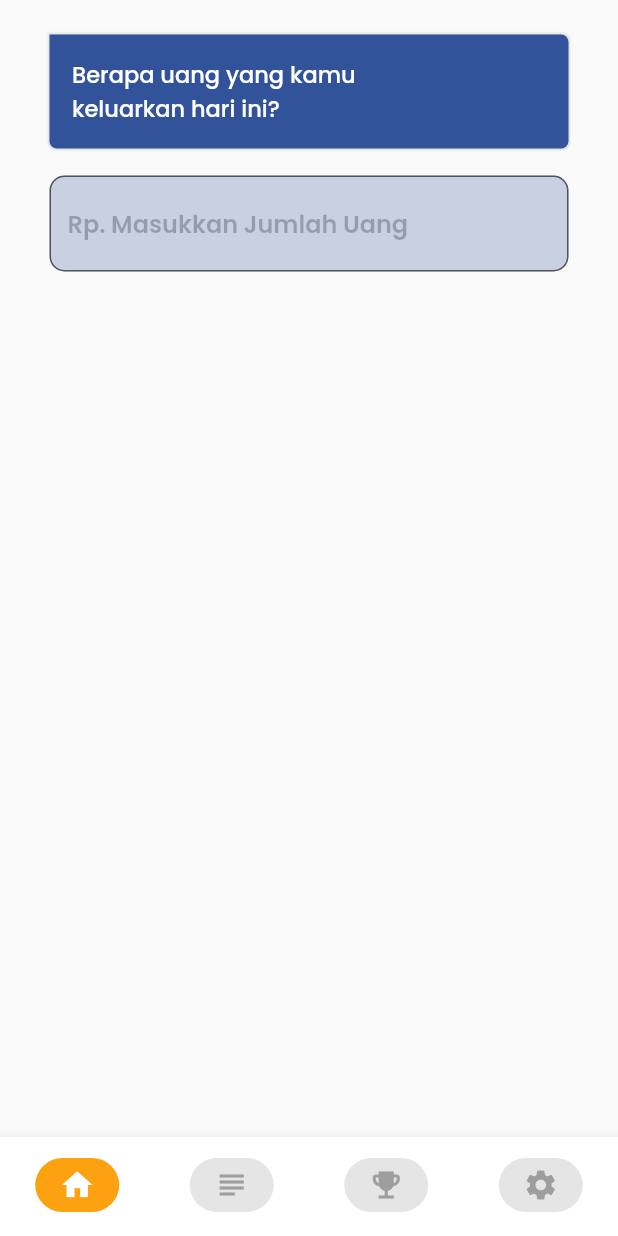
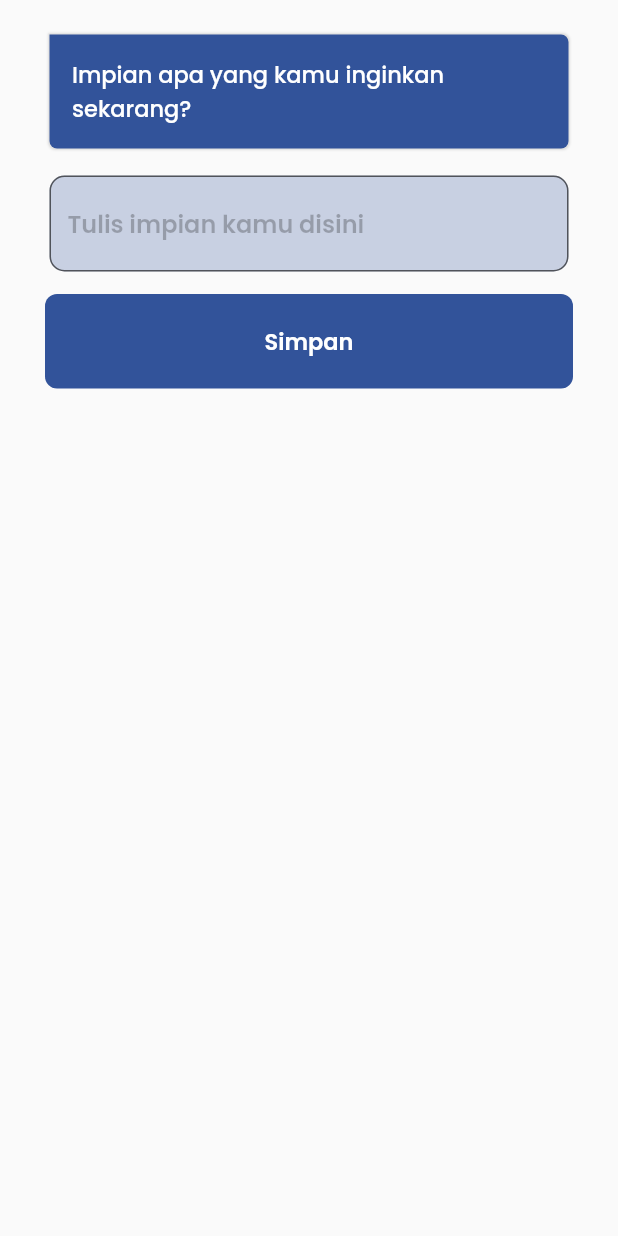
Before and after one commit to scys12/mobile-unity, a Flutter app: the screen it shows after launch, on a phone screen of 412 x 824 dp. Run offline on Flutter 3.47's test engine with Material 2 defaults, Android fonts, the phone set to English and light mode, and no system bars; our stand-ins replace cloud_firestore, firebase_auth, firebase_core, fl_chart, flare_flutter, flutter_datetime_picker and 2 more; accounts and stored records are empty.

Commit message:
add impian page

```diff
--- a/lib/main.dart
+++ b/lib/main.dart
@@ -8,8 +8,7 @@ import 'package:mobile_unity/src/pages/auth/authenticate.dart';
 import 'package:mobile_unity/src/pages/auth/otp.dart';
 import 'package:mobile_unity/src/pages/auth/sign_phone.dart';
 import 'package:mobile_unity/src/pages/kid/dashboard.dart';
-import 'package:mobile_unity/src/pages/kid/kid_task.dart';
-import 'package:mobile_unity/src/pages/kid/wrapper.dart';
+import 'package:mobile_unity/src/pages/kid/dream.dart';
 import 'package:mobile_unity/src/pages/parent/add_child.dart';
 import 'package:mobile_unity/src/pages/parent/change_profile.dart';
 import 'package:mobile_unity/src/pages/parent/detail_task.dart';
@@ -24,8 +23,6 @@ import 'package:mobile_unity/src/provider/child_provider.dart';
 import 'package:mobile_unity/src/provider/task_provider.dart';
 import 'package:mobile_unity/src/provider/wish_provider.dart';
 import 'package:mobile_unity/src/services/auth.dart';
-import 'package:mobile_unity/src/services/child_database.dart';
-import 'package:mobile_unity/src/services/task_database.dart';
 import 'package:provider/provider.dart';
 
 void main() async {
@@ -67,7 +64,7 @@ class MyApp extends StatelessWidget {
                 ),
               ],
               child: MaterialApp(
-                home: WrapperChildren(),
+                home: Dream(),
                 routes: {
                   '/authenticate': (context) => Authenticate(),
                   '/welcome': (context) => Wrapper(),
--- /dev/null
+++ b/lib/src/pages/kid/dream.dart
@@ -0,0 +1,234 @@
+import 'package:flutter/material.dart';
+import 'package:flutter/widgets.dart';
+import 'package:mobile_unity/src/pages/kid/components/bubble.dart';
+import 'package:mobile_unity/src/shared/constants.dart';
+
+class Dream extends StatefulWidget {
+  @override
+  State<StatefulWidget> createState() {
+    return _State();
+  }
+}
+
+class _State extends State<Dream> {
+  final _amountController = TextEditingController();
+  final _hargaImpianController = TextEditingController();
+  final _descriptionController = TextEditingController();
+
+  var _amount = "";
+  var _hargaImpian = "";
+  var _dropDownValue;
+  var _dropDownState = "";
+  var _detail = "";
+
+  @override
+  Widget build(BuildContext context) {
+    return Scaffold(
+      body: Container(
+        margin: EdgeInsets.only(left: 30, right: 30, top: 20),
+        child: Center(
+          child: Column(
+            crossAxisAlignment: CrossAxisAlignment.center,
+            children: [
+              Bubble(
+                message: "Impian apa yang kamu inginkan sekarang?",
+              ),
+              Container(
+                margin: EdgeInsets.fromLTRB(3, 15, 3, 15),
+                child: TextField(
+                  onChanged: (text) {
+                    setState(() {
+                      _amount = text;
+                    });
+                  },
+                  controller: _amountController,
+                  decoration: InputDecoration(
+                      filled: true,
+                      fillColor: filledTextField,
+                      hintText: "Tulis impian kamu disini",
+                      hintStyle: TextStyle(
+                        color: textFieldColor,
+                        fontFamily: 'Poppins',
+                        fontWeight: FontWeight.w600,
+                      ),
+                      border: OutlineInputBorder(
+                        borderSide: BorderSide(
+                          color: Colors.red, //this has no effect
+                        ),
+                        borderRadius: BorderRadius.circular(10.0),
+                      )),
+                ),
+              ),
+              (_amount != "")
+                  ? Bubble(
+                      message: "Berapa harga impianmu?",
+                    )
+                  : Container(),
+              (_amount != "")
+                  ? Container(
+                      margin: EdgeInsets.fromLTRB(3, 15, 3, 15),
+                      child: TextField(
+                        onChanged: (text) {
+                          setState(() {
+                            _hargaImpian = text;
+                          });
+                        },
+                        controller: _hargaImpianController,
+                        decoration: InputDecoration(
+                            filled: true,
+                            fillColor: filledTextField,
+                            hintText: "Masukkan harga impianmu",
+                            hintStyle: TextStyle(
+                              color: textFieldColor,
+                              fontFamily: 'Poppins',
+                              fontWeight: FontWeight.w600,
+                            ),
+                            border: OutlineInputBorder(
+                              borderSide: BorderSide(
+                                color: Colors.red, //this has no effect
+                              ),
+                              borderRadius: BorderRadius.circular(10.0),
+                            )),
+                      ),
+                    )
+                  : Container(),
+              (_hargaImpian != "")
+                  ? Bubble(
+                      message: "Sesering apa kamu ingin menabung?",
+                    )
+                  : Container(),
+              (_hargaImpian != "")
+                  ? Container(
+                      margin: EdgeInsets.only(top: 15, bottom: 15),
+                      child: InputDecorator(
+                        decoration: InputDecoration(
+                            border: OutlineInputBorder(gapPadding: 0)),
+                        child: DropdownButtonHideUnderline(
+                          child: DropdownButton(
+                            isExpanded: true,
+                            items: <String>['A', 'B', 'C', 'D']
+                                .map((String value) {
+                              return new DropdownMenuItem<String>(
+                                value: value,
+                                child: new Text(value),
+                              );
+                            }).toList(),
+                            value: _dropDownValue,
+                            onChanged: (value) {
+                              setState(() {
+                                _dropDownState = value;
+                              });
+                            },
+                            hint: Text("Pilih salah satu"),
+                          ),
+                        ),
+                      ),
+                    )
+                  : Container(),
+              (_dropDownState != "")
+                  ? Bubble(
+                      message:
+                          "Berapa yang yang akan kamu tabung setiap (pilihan)?",
+                    )
+                  : Container(),
+              (_dropDownState != "")
+                  ? Container(
+                      margin: EdgeInsets.only(top: 15),
+                      child: Column(
+                        children: [
+                          Row(
+                            mainAxisAlignment: MainAxisAlignment.spaceBetween,
+                            children: [
+                              Text(
+                                "Total",
+                                style: TextStyle(
+                                  color: Colors.black,
+                                  fontFamily: 'Poppins',
+                                  fontSize: 15,
+                                  fontWeight: FontWeight.w600,
+                                ),
+                              ),
+                              Text(
+                                "Rp. 100.000",
+                                style: TextStyle(
+                                  color: Colors.black,
+                                  fontFamily: 'Poppins',
+                                  fontSize: 15,
+                                  fontWeight: FontWeight.w600,
+                                ),
+                              )
+                            ],
+                          ),
+                          Container(
+                            margin: EdgeInsets.fromLTRB(3, 15, 3, 15),
+                            child: TextField(
+                              controller: _descriptionController,
+                              onChanged: (text) {
+                                setState(() {
+                                  _detail = text;
+                                });
+                              },
+                              decoration: InputDecoration(
+                                  filled: true,
+                                  fillColor: filledTextField,
+                                  hintText: "Masukkan detail",
+                                  hintStyle: TextStyle(
+                                    color: textFieldColor,
+                                    fontFamily: 'Poppins',
+                                    fontWeight: FontWeight.w600,
+                                  ),
+                                  border: OutlineInputBorder(
+                                    borderSide: BorderSide(
+                                      color: Colors.red, //this has no effect
+                                    ),
+                                    borderRadius: BorderRadius.circular(10.0),
+                                  )),
+                            ),
+                          )
+                        ],
+                      ),
+                    )
+                  : Container(),
+              (_detail == "")
+                  ? ElevatedButton(
+                      onPressed: () {},
+                      style: ButtonStyle(
+                        padding: MaterialStateProperty.all<EdgeInsetsGeometry>(
+                          EdgeInsets.symmetric(
+                              horizontal: 20.0, vertical: 10.0),
+                        ),
+                        shape:
+                            MaterialStateProperty.all<RoundedRectangleBorder>(
+                          RoundedRectangleBorder(
+                              borderRadius: BorderRadius.circular(8.0)),
+                        ),
+                        elevation: MaterialStateProperty.all<double>(0.0),
+                        backgroundColor:
+                            MaterialStateProperty.all<Color>(secondaryColor),
+                      ),
+                      child: Container(
+                        margin: EdgeInsets.all(10),
+                        child: Row(
+                          mainAxisSize: MainAxisSize.max,
+                          mainAxisAlignment: MainAxisAlignment.center,
+                          children: [
+                            Text(
+                              "Simpan",
+                              style: TextStyle(
+                                fontFamily: 'Poppins',
+                                fontWeight: FontWeight.w600,
+                                fontSize: 15.0,
+                              ),
+                            ),
+                          ],
+                        ),
+                      ),
+                    )
+                  : Container()
+            ],
+          ),
+        ),
+      ),
+    );
+  }
+}
--- a/lib/src/pages/kid/pengeluaran.dart
+++ b/lib/src/pages/kid/inner_income.dart
@@ -3,14 +3,14 @@ import 'package:flutter/widgets.dart';
 import 'package:mobile_unity/src/pages/kid/components/bubble.dart';
 import 'package:mobile_unity/src/shared/constants.dart';
 
-class PengeluaranKid extends StatefulWidget {
+class InnerIncome extends StatefulWidget {
   @override
   State<StatefulWidget> createState() {
     return _State();
   }
 }
 
-class _State extends State<PengeluaranKid> {
+class _State extends State<InnerIncome> {
   final _amountController = TextEditingController();
   final _descriptionController = TextEditingController();
 
@@ -29,7 +29,7 @@ class _State extends State<PengeluaranKid> {
             crossAxisAlignment: CrossAxisAlignment.center,
             children: [
               Bubble(
-                message: "Berapa uang yang kamu keluarkan hari ini?",
+                message: "Berapa uang yang kamu dapat hari ini?",
               ),
               Container(
                 margin: EdgeInsets.fromLTRB(3, 15, 3, 15),
--- a/lib/src/pages/kid/wrapper.dart
+++ b/lib/src/pages/kid/wrapper.dart
@@ -1,17 +1,8 @@
 import 'package:flutter/material.dart';
-import 'package:mobile_unity/src/models/child.dart';
-import 'package:mobile_unity/src/models/parent.dart';
 import 'package:mobile_unity/src/models/tab_index.dart';
 import 'package:mobile_unity/src/pages/kid/dashboard.dart';
-import 'package:mobile_unity/src/pages/kid/pengeluaran.dart';
-import 'package:mobile_unity/src/pages/parent/child_achievement.dart';
-import 'package:mobile_unity/src/pages/parent/child_task.dart';
-import 'package:mobile_unity/src/pages/parent/dashboard.dart';
-import 'package:mobile_unity/src/pages/parent/setting.dart';
-import 'package:mobile_unity/src/provider/child_provider.dart';
-import 'package:mobile_unity/src/services/child_database.dart';
+import 'package:mobile_unity/src/pages/kid/inner_income.dart';
 import 'package:mobile_unity/src/shared/constants.dart';
-import 'package:mobile_unity/src/widgets/loading.dart';
 import 'package:provider/provider.dart';
 
 class WrapperChildren extends StatefulWidget {
@@ -21,7 +12,7 @@ class WrapperChildren extends StatefulWidget {
 
 class _State extends State<WrapperChildren> {
   final tabs = [
-    PengeluaranKid(),
+    InnerIncome(),
     DashboardKid(),
   ];
 
```
Also changed, not shown: lib/src/pages/kid/inner_outcome.dart (added, +169 -0 lines), lib/src/pages/parent/dashboard.dart (+49 -70 lines).
